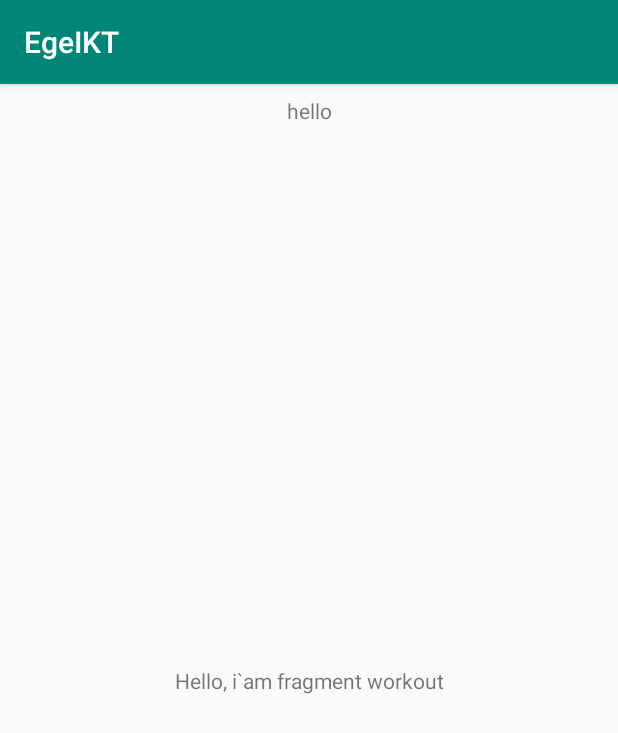
After one commit to andrewfirsenko/EgeIKT, an Android app: the fragment WorkoutFragment placed in its activity, on a phone screen of 412 x 824 dp. The commit adds this screen. Shown: the top 733 px of the screen. Run offline under Robolectric (Android 15) with nearby library versions, the phone set to English and light mode, and no system bars; libraries missing offline, so code that uses them is left out: ru.terrakok.cicerone; 6 statements that could not run were skipped.

Commit message:
First attempt

```diff
--- a/app/build.gradle
+++ b/app/build.gradle
@@ -32,4 +32,7 @@ dependencies {
     testImplementation 'junit:junit:4.12'
     androidTestImplementation 'androidx.test.ext:junit:1.1.1'
     androidTestImplementation 'androidx.test.espresso:espresso-core:3.2.0'
+
+    //navigation
+    implementation 'ru.terrakok.cicerone:cicerone:5.1.0'
 }
--- a/app/src/main/AndroidManifest.xml
+++ b/app/src/main/AndroidManifest.xml
@@ -3,16 +3,17 @@
     package="ru.cutepool.egeikt">
 
     <application
+        android:name=".app.App"
         android:allowBackup="true"
         android:icon="@mipmap/ic_launcher"
         android:label="@string/app_name"
         android:roundIcon="@mipmap/ic_launcher_round"
         android:supportsRtl="true"
         android:theme="@style/AppTheme">
-        <activity android:name=".MainActivity">
+        <activity android:name=".activities.main.MainActivity" />
+        <activity android:name=".activities.SplashActivity">
             <intent-filter>
                 <action android:name="android.intent.action.MAIN" />
-
                 <category android:name="android.intent.category.LAUNCHER" />
             </intent-filter>
         </activity>
--- /dev/null
+++ b/app/src/main/java/ru/cutepool/egeikt/screens/workout/WorkoutFragment.kt
@@ -0,0 +1,21 @@
+package ru.cutepool.egeikt.screens.workout
+
+import android.os.Bundle
+import android.view.LayoutInflater
+import android.view.View
+import android.view.ViewGroup
+import androidx.fragment.app.Fragment
+import ru.cutepool.egeikt.R
+
+class WorkoutFragment : Fragment() {
+
+    override fun onCreateView(
+        inflater: LayoutInflater,
+        container: ViewGroup?,
+        savedInstanceState: Bundle?
+    ): View? = inflater.inflate(R.layout.fragment_workout, container, false)
+
+    companion object {
+        fun newInstance(): WorkoutFragment = WorkoutFragment()
+    }
+}
--- a/app/src/main/res/layout/activity_main.xml
+++ b/app/src/main/res/layout/activity_main.xml
@@ -4,15 +4,26 @@
     xmlns:tools="http://schemas.android.com/tools"
     android:layout_width="match_parent"
     android:layout_height="match_parent"
-    tools:context=".MainActivity">
+    tools:context=".activities.main.MainActivity">
 
     <TextView
+        android:id="@+id/tv_hello"
         android:layout_width="wrap_content"
         android:layout_height="wrap_content"
-        android:text="Hello World!"
-        app:layout_constraintBottom_toBottomOf="parent"
+        android:text="hello"
+        android:gravity="center"
+        android:layout_margin="8dp"
+        app:layout_constraintLeft_toLeftOf="parent"
+        app:layout_constraintTop_toTopOf="parent"
+        app:layout_constraintRight_toRightOf="parent" />
+
+    <FrameLayout
+        android:id="@+id/act_main_container"
+        android:layout_width="match_parent"
+        android:layout_height="0dp"
         app:layout_constraintLeft_toLeftOf="parent"
         app:layout_constraintRight_toRightOf="parent"
-        app:layout_constraintTop_toTopOf="parent" />
+        app:layout_constraintTop_toBottomOf="@id/tv_hello"
+        app:layout_constraintBottom_toBottomOf="parent" />
 
 </androidx.constraintlayout.widget.ConstraintLayout>
--- /dev/null
+++ b/app/src/main/res/layout/fragment_workout.xml
@@ -0,0 +1,16 @@
+<?xml version="1.0" encoding="utf-8"?>
+<androidx.constraintlayout.widget.ConstraintLayout xmlns:android="http://schemas.android.com/apk/res/android"
+    android:layout_width="match_parent"
+    android:layout_height="match_parent"
+    xmlns:app="http://schemas.android.com/apk/res-auto">
+
+    <TextView
+        android:layout_width="wrap_content"
+        android:layout_height="wrap_content"
+        android:text="Hello, i`am fragment workout"
+        app:layout_constraintTop_toTopOf="parent"
+        app:layout_constraintBottom_toBottomOf="parent"
+        app:layout_constraintLeft_toLeftOf="parent"
+        app:layout_constraintRight_toRightOf="parent" />
+
+</androidx.constraintlayout.widget.ConstraintLayout>
--- a/app/src/main/res/values/styles.xml
+++ b/app/src/main/res/values/styles.xml
@@ -8,4 +8,9 @@
         <item name="colorAccent">@color/colorAccent</item>
     </style>
 
+    <style name="AppTheme.Launcher" parent="Theme.AppCompat.NoActionBar">
+        <item name="android:windowBackground">@drawable/ic_logo</item>
+        <item name="android:windowFullscreen">true</item>
+    </style>
+
 </resources>
```
Also changed, not shown: app/src/main/java/ru/cutepool/egeikt/MainActivity.kt (deleted, +0 -12 lines), app/src/main/java/ru/cutepool/egeikt/RouterViewModelFactory.kt (added, +14 -0 lines), app/src/main/java/ru/cutepool/egeikt/activities/SplashActivity.kt (added, +17 -0 lines), app/src/main/java/ru/cutepool/egeikt/activities/main/MainActivity.kt (added, +50 -0 lines), app/src/main/java/ru/cutepool/egeikt/activities/main/MainViewModel.kt (added, +34 -0 lines), app/src/main/java/ru/cutepool/egeikt/app/App.java (added, +31 -0 lines), app/src/main/java/ru/cutepool/egeikt/helper/CiceroneHelper.kt (added, +12 -0 lines), app/src/main/java/ru/cutepool/egeikt/screens/Screens.kt (added, +13 -0 lines), app/src/main/java/ru/cutepool/egeikt/screens/workout/WorkoutViewModel.kt (added, +7 -0 lines), app/src/main/res/drawable/ic_logo.xml (added, +13 -0 lines).
